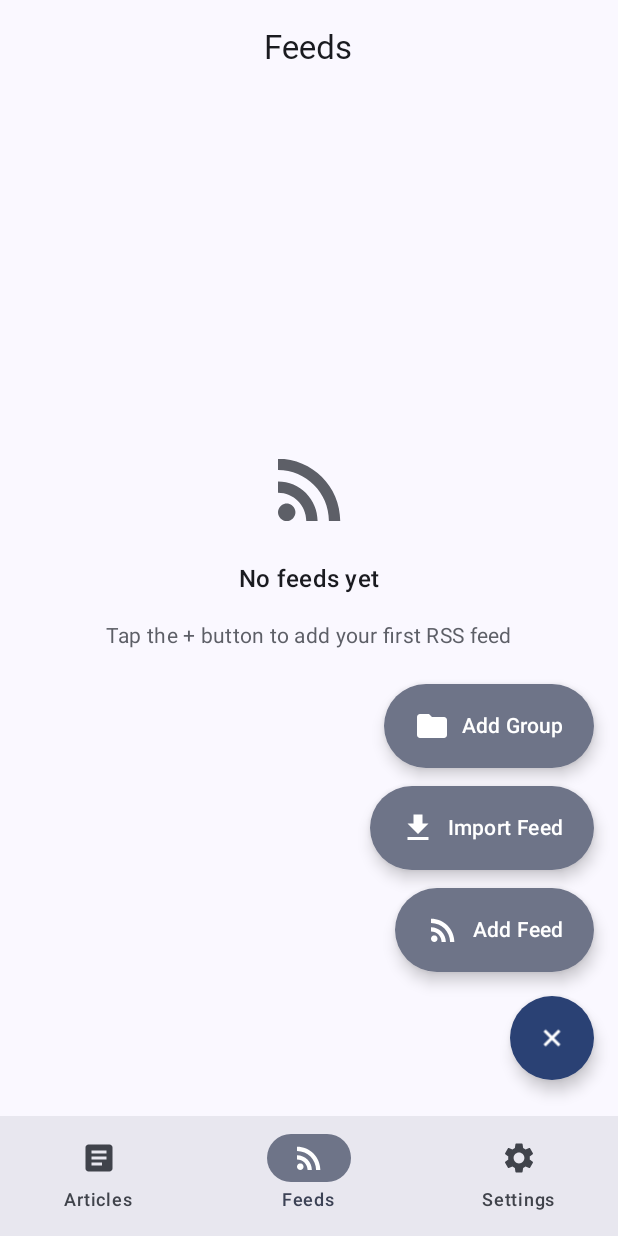
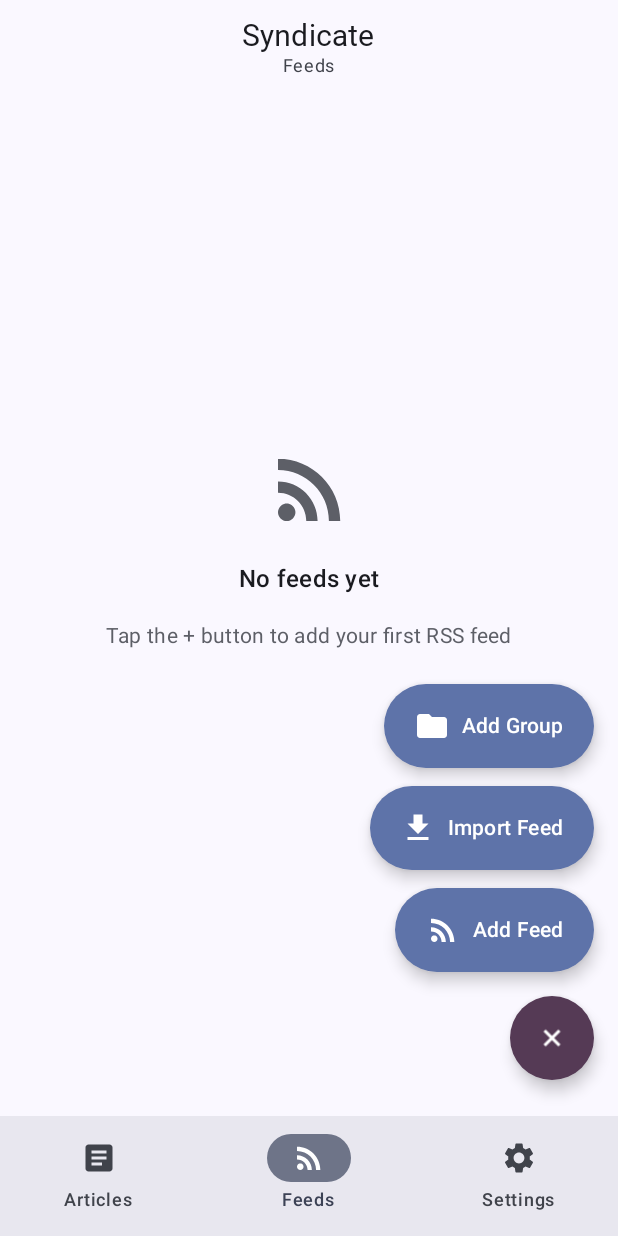
Before and after one commit to nathanialf/syndicate, an Android app built with Jetpack Compose: the FeedListScreen screen opened through its navigation route, after a tap on "Open menu", on a phone screen of 412 x 824 dp. Run offline under Robolectric (Android 15) with nearby library versions, the phone set to English and light mode, and no system bars; our stand-ins replace Dagger/Hilt's generated code; pictures from the network do not load; Roboto replaces fonts that are not available here.

Commit message:
Enhance UI with prominent app branding and vibrant Material 3 colors
- Display "Syndicate" prominently in top app bar with current section as subtitle
- Center-align both title and subtitle in top app bar
- Use more vibrant Material 3 color roles throughout the interface:
  * FAB uses tertiary colors for accent elements
  * Feed selection uses primaryContainer/secondaryContainer for hierarchy
  * Swipe actions use tertiaryContainer for add-to-group gesture
  * Available feed icons use tertiary instead of primary for vibrancy
- Fix sidebar background to match feed item backgrounds in two-pane mode
- Fix ripple animations to respect rounded corners on feed items
- Display correct feed name in two-pane mode subtitle instead of app name
- Use surfaceVariant and container colors for better visual distinction

```diff
--- a/app/src/main/java/com/syndicate/rssreader/ui/common/AppTopBar.kt
+++ b/app/src/main/java/com/syndicate/rssreader/ui/common/AppTopBar.kt
@@ -1,5 +1,7 @@
 package com.syndicate.rssreader.ui.common
 
+import androidx.compose.foundation.layout.Column
+import androidx.compose.ui.Alignment
 import androidx.compose.material.icons.Icons
 import androidx.compose.material.icons.automirrored.filled.ArrowBack
 import androidx.compose.material.icons.filled.Settings
@@ -11,6 +13,7 @@ import androidx.compose.material3.MaterialTheme
 import androidx.compose.material3.Text
 import androidx.compose.runtime.Composable
 import androidx.compose.ui.text.font.FontWeight
+import androidx.compose.ui.text.style.TextOverflow
 import androidx.compose.ui.unit.sp
 import com.syndicate.rssreader.ui.theme.CormorantGaramond
 
@@ -18,6 +21,7 @@ import com.syndicate.rssreader.ui.theme.CormorantGaramond
 @Composable
 fun AppTopBar(
     title: String,
+    subtitle: String? = null,
     showBackButton: Boolean = false,
     onBackClick: () -> Unit = {},
     showSettingsButton: Boolean = false,
@@ -25,14 +29,29 @@ fun AppTopBar(
 ) {
     CenterAlignedTopAppBar(
         title = {
-            Text(
-                text = title,
-                style = MaterialTheme.typography.titleSmall.copy(
-                    fontFamily = CormorantGaramond,
-                    fontWeight = FontWeight.SemiBold,
-                    fontSize = 22.sp
+            Column(
+                horizontalAlignment = Alignment.CenterHorizontally
+            ) {
+                Text(
+                    text = "Syndicate",
+                    style = MaterialTheme.typography.titleSmall.copy(
+                        fontFamily = CormorantGaramond,
+                        fontWeight = FontWeight.Bold,
+                        fontSize = 20.sp
+                    ),
+                    maxLines = 1,
+                    overflow = TextOverflow.Ellipsis
                 )
-            )
+                if (subtitle != null) {
+                    Text(
+                        text = subtitle,
+                        style = MaterialTheme.typography.bodySmall,
+                        color = MaterialTheme.colorScheme.onSurfaceVariant,
+                        maxLines = 1,
+                        overflow = TextOverflow.Ellipsis
+                    )
+                }
+            }
         },
         navigationIcon = if (showBackButton) {
             {
--- a/app/src/main/java/com/syndicate/rssreader/ui/screens/ArticleListScreen.kt
+++ b/app/src/main/java/com/syndicate/rssreader/ui/screens/ArticleListScreen.kt
@@ -119,10 +119,11 @@ fun ArticleListScreen(
                     exit = slideOutVertically(targetOffsetY = { -it })
                 ) {
                     AppTopBar(
-                        title = if (feedId != null) {
+                        title = "Syndicate",
+                        subtitle = if (feedId != null) {
                             currentFeed?.title ?: "Feed Articles"
                         } else {
-                            stringResource(R.string.app_name)
+                            "All Articles"
                         },
                         showBackButton = feedId != null,
                         onBackClick = onBackClick
--- a/app/src/main/java/com/syndicate/rssreader/ui/screens/FeedListScreen.kt
+++ b/app/src/main/java/com/syndicate/rssreader/ui/screens/FeedListScreen.kt
@@ -47,6 +47,7 @@ import androidx.compose.animation.fadeOut
 import androidx.compose.animation.slideInVertically
 import androidx.compose.animation.slideOutVertically
 import androidx.compose.ui.draw.alpha
+import androidx.compose.ui.draw.clip
 import androidx.compose.ui.draw.scale
 import androidx.compose.foundation.layout.size
 import androidx.compose.material3.ExtendedFloatingActionButton
@@ -154,7 +155,7 @@ fun FeedListScreen(
         ) {
             // Top bar only for full screen mode
             if (!isSidebarMode) {
-                AppTopBar(title = "Feeds")
+                AppTopBar(title = "Syndicate", subtitle = "Feeds")
             }
 
             // Feed list content
@@ -296,10 +297,11 @@ private fun FeedListContent(
                             modifier = Modifier
                                 .fillMaxWidth()
                                 .padding(horizontal = 12.dp, vertical = 4.dp)
+                                .clip(RoundedCornerShape(12.dp))
                                 .clickable { onAllFeedsClick() },
                             shape = RoundedCornerShape(12.dp),
                             color = if (isAllFeedsSelected) {
-                                MaterialTheme.colorScheme.secondaryContainer
+                                MaterialTheme.colorScheme.primaryContainer
                             } else {
                                 MaterialTheme.colorScheme.surface
                             },
@@ -311,7 +313,7 @@ private fun FeedListContent(
                                         text = "All Feeds",
                                         style = MaterialTheme.typography.titleMedium,
                                         color = if (isAllFeedsSelected) {
-                                            MaterialTheme.colorScheme.onSecondaryContainer
+                                            MaterialTheme.colorScheme.onPrimaryContainer
                                         } else {
                                             MaterialTheme.colorScheme.onSurface
                                         }
@@ -322,7 +324,7 @@ private fun FeedListContent(
                                         imageVector = Icons.Default.RssFeed,
                                         contentDescription = null,
                                         tint = if (isAllFeedsSelected) {
-                                            MaterialTheme.colorScheme.onSecondaryContainer
+                                            MaterialTheme.colorScheme.onPrimaryContainer
                                         } else {
                                             MaterialTheme.colorScheme.outline
                                         },
@@ -342,7 +344,7 @@ private fun FeedListContent(
                                     text = "All Feeds",
                                     style = MaterialTheme.typography.titleMedium,
                                     color = if (isAllFeedsSelected) {
-                                        MaterialTheme.colorScheme.onSecondaryContainer
+                                        MaterialTheme.colorScheme.onPrimaryContainer
                                     } else {
                                         MaterialTheme.colorScheme.onSurface
                                     }
@@ -353,7 +355,7 @@ private fun FeedListContent(
                                     imageVector = Icons.Default.RssFeed,
                                     contentDescription = null,
                                     tint = if (isAllFeedsSelected) {
-                                        MaterialTheme.colorScheme.onSecondaryContainer
+                                        MaterialTheme.colorScheme.onPrimaryContainer
                                     } else {
                                         MaterialTheme.colorScheme.outline
                                     },
@@ -362,7 +364,7 @@ private fun FeedListContent(
                             },
                             colors = androidx.compose.material3.ListItemDefaults.colors(
                                 containerColor = if (isAllFeedsSelected) {
-                                    MaterialTheme.colorScheme.secondaryContainer
+                                    MaterialTheme.colorScheme.primaryContainer
                                 } else {
                                     MaterialTheme.colorScheme.surface
                                 }
@@ -380,7 +382,7 @@ private fun FeedListContent(
                 item {
                     HorizontalDivider(
                         modifier = Modifier.padding(vertical = 8.dp),
-                        color = MaterialTheme.colorScheme.outlineVariant
+                        color = MaterialTheme.colorScheme.outline
                     )
                 }
             }
@@ -522,8 +524,8 @@ private fun ExpandableFabMenu(
         // Main FAB
         FloatingActionButton(
             onClick = onToggle,
-            containerColor = if (expanded) MaterialTheme.colorScheme.primary else MaterialTheme.colorScheme.primaryContainer,
-            contentColor = if (expanded) MaterialTheme.colorScheme.onPrimary else MaterialTheme.colorScheme.onPrimaryContainer,
+            containerColor = if (expanded) MaterialTheme.colorScheme.tertiary else MaterialTheme.colorScheme.tertiaryContainer,
+            contentColor = if (expanded) MaterialTheme.colorScheme.onTertiary else MaterialTheme.colorScheme.onTertiaryContainer,
             shape = RoundedCornerShape(cornerRadius),
             elevation = androidx.compose.material3.FloatingActionButtonDefaults.elevation(
                 defaultElevation = 6.dp,
@@ -547,8 +549,8 @@ private fun FabMenuItem(
 ) {
     ExtendedFloatingActionButton(
         onClick = onClick,
-        containerColor = MaterialTheme.colorScheme.secondaryContainer,
-        contentColor = MaterialTheme.colorScheme.onSecondaryContainer,
+        containerColor = MaterialTheme.colorScheme.primaryContainer,
+        contentColor = MaterialTheme.colorScheme.onPrimaryContainer,
         shape = RoundedCornerShape(50),
         elevation = androidx.compose.material3.FloatingActionButtonDefaults.elevation(
             defaultElevation = 6.dp,
@@ -608,6 +610,7 @@ private fun SwipeToDeleteFeedItem(
                     modifier = Modifier
                         .fillMaxWidth()
                         .padding(horizontal = 12.dp, vertical = 4.dp)
+                        .clip(RoundedCornerShape(12.dp))
                         .clickable { onFeedClick(feed.id) },
                     shape = RoundedCornerShape(12.dp),
                     color = if (isSelected) {
@@ -710,13 +713,13 @@ private fun SwipeBackground(
 ) {
     val backgroundColor = when (swipeDirection) {
         SwipeToDismissBoxValue.StartToEnd -> MaterialTheme.colorScheme.errorContainer
-        SwipeToDismissBoxValue.EndToStart -> MaterialTheme.colorScheme.secondaryContainer
+        SwipeToDismissBoxValue.EndToStart -> MaterialTheme.colorScheme.tertiaryContainer
         else -> MaterialTheme.colorScheme.surface
     }
 
     val iconColor = when (swipeDirection) {
         SwipeToDismissBoxValue.StartToEnd -> MaterialTheme.colorScheme.onErrorContainer
-        SwipeToDismissBoxValue.EndToStart -> MaterialTheme.colorScheme.onSecondaryContainer
+        SwipeToDismissBoxValue.EndToStart -> MaterialTheme.colorScheme.onTertiaryContainer
         else -> MaterialTheme.colorScheme.onSurface
     }
 
@@ -787,7 +790,7 @@ private fun FaviconIcon(
     val iconTint = if (isSelected) {
         MaterialTheme.colorScheme.onSecondaryContainer
     } else if (isAvailable) {
-        MaterialTheme.colorScheme.primary
+        MaterialTheme.colorScheme.tertiary
     } else {
         MaterialTheme.colorScheme.outline
     }
```
Also changed, not shown: app/src/main/java/com/syndicate/rssreader/ui/screens/TwoPaneArticlesScreen.kt (+18 -2 lines).
